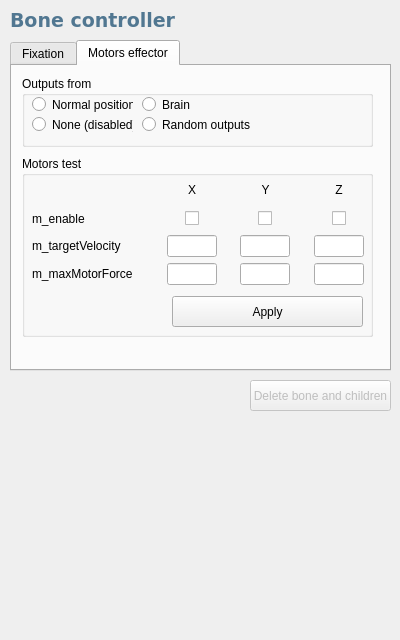
Before: the Qt Designer form src/genelab/core/ui/widgets/entities/bonepropertiescontroller.ui in GeneCraft/GeneCraft-Project, drawn with Qt 5.
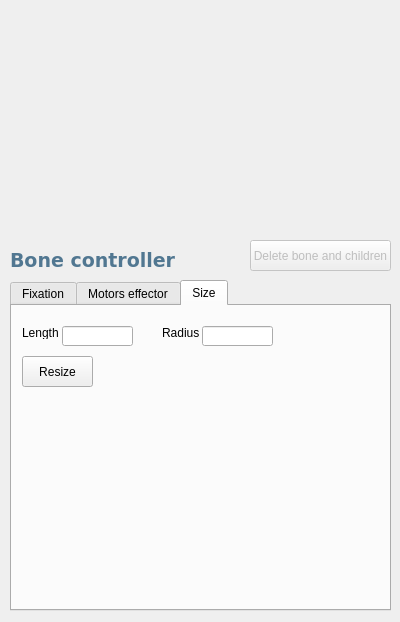
After: the same form once the commit is applied. Icons and pictures are not drawn. Custom widgets are drawn as their Qt base class.

Diff of the .ui file:
```diff
--- a/src/genelab/core/ui/widgets/entities/bonepropertiescontroller.ui
+++ b/src/genelab/core/ui/widgets/entities/bonepropertiescontroller.ui
@@ -7,7 +7,7 @@
     <x>0</x>
     <y>0</y>
     <width>400</width>
-    <height>640</height>
+    <height>622</height>
    </rect>
   </property>
   <property name="windowTitle">
@@ -17,7 +17,7 @@
    <property name="geometry">
     <rect>
      <x>10</x>
-     <y>10</y>
+     <y>250</y>
      <width>311</width>
      <height>21</height>
     </rect>
@@ -41,13 +41,13 @@
    <property name="geometry">
     <rect>
      <x>10</x>
-     <y>40</y>
+     <y>280</y>
      <width>381</width>
      <height>331</height>
     </rect>
    </property>
    <property name="currentIndex">
-    <number>1</number>
+    <number>2</number>
    </property>
    <widget class="QWidget" name="Angular">
     <attribute name="icon">
@@ -1143,6 +1143,70 @@
      </widget>
     </widget>
    </widget>
+   <widget class="QWidget" name="tab">
+    <attribute name="title">
+     <string>Size</string>
+    </attribute>
+    <widget class="QLineEdit" name="leLength">
+     <property name="geometry">
+      <rect>
+       <x>50</x>
+       <y>20</y>
+       <width>71</width>
+       <height>20</height>
+      </rect>
+     </property>
+    </widget>
+    <widget class="QPushButton" name="pbApplySize">
+     <property name="geometry">
+      <rect>
+       <x>10</x>
+       <y>50</y>
+       <width>71</width>
+       <height>31</height>
+      </rect>
+     </property>
+     <property name="text">
+      <string>Resize</string>
+     </property>
+    </widget>
+    <widget class="QLabel" name="label_2">
+     <property name="geometry">
+      <rect>
+       <x>10</x>
+       <y>20</y>
+       <width>46</width>
+       <height>13</height>
+      </rect>
+     </property>
+     <property name="text">
+      <string>Length</string>
+     </property>
+    </widget>
+    <widget class="QLabel" name="label_3">
+     <property name="geometry">
+      <rect>
+       <x>150</x>
+       <y>20</y>
+       <width>46</width>
+       <height>13</height>
+      </rect>
+     </property>
+     <property name="text">
+      <string>Radius</string>
+     </property>
+    </widget>
+    <widget class="QLineEdit" name="leRadius">
+     <property name="geometry">
+      <rect>
+       <x>190</x>
+       <y>20</y>
+       <width>71</width>
+       <height>20</height>
+      </rect>
+     </property>
+    </widget>
+   </widget>
   </widget>
   <widget class="QPushButton" name="pbDelete">
    <property name="enabled">
@@ -1151,7 +1215,7 @@
    <property name="geometry">
     <rect>
      <x>250</x>
-     <y>380</y>
+     <y>240</y>
      <width>141</width>
      <height>31</height>
     </rect>
@@ -1216,7 +1280,7 @@
    <property name="geometry">
     <rect>
      <x>0</x>
-     <y>410</y>
+     <y>0</y>
      <width>401</width>
      <height>231</height>
     </rect>
```
Left out of the diff: 52 changed lines with no effect on the pictures.
